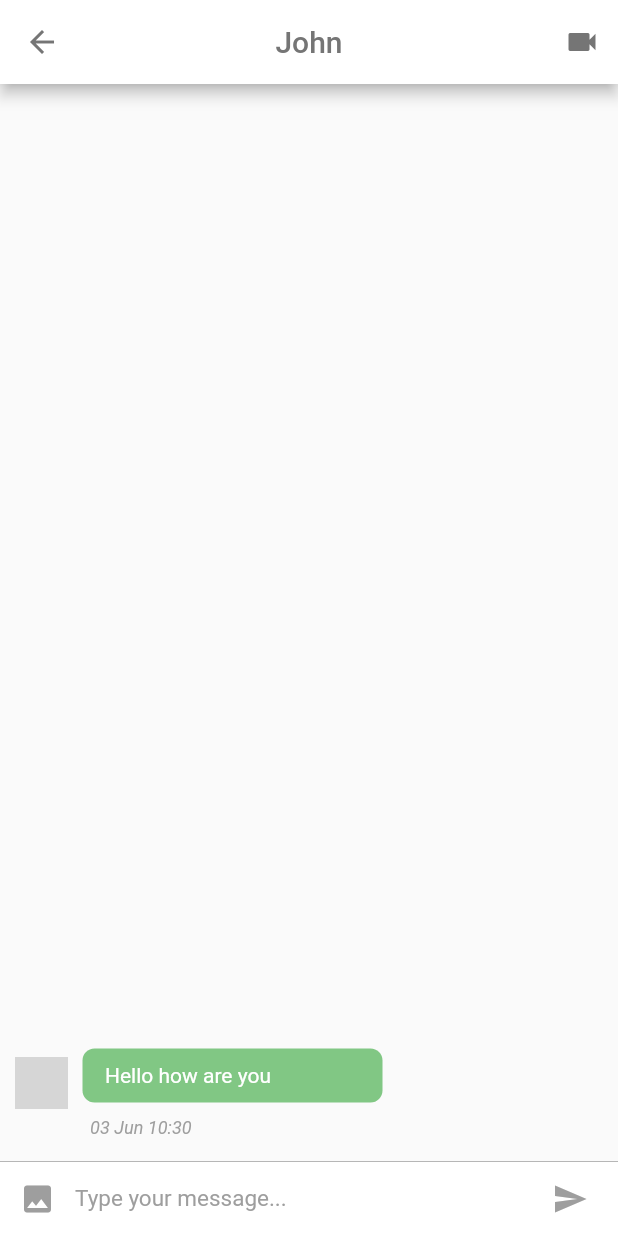
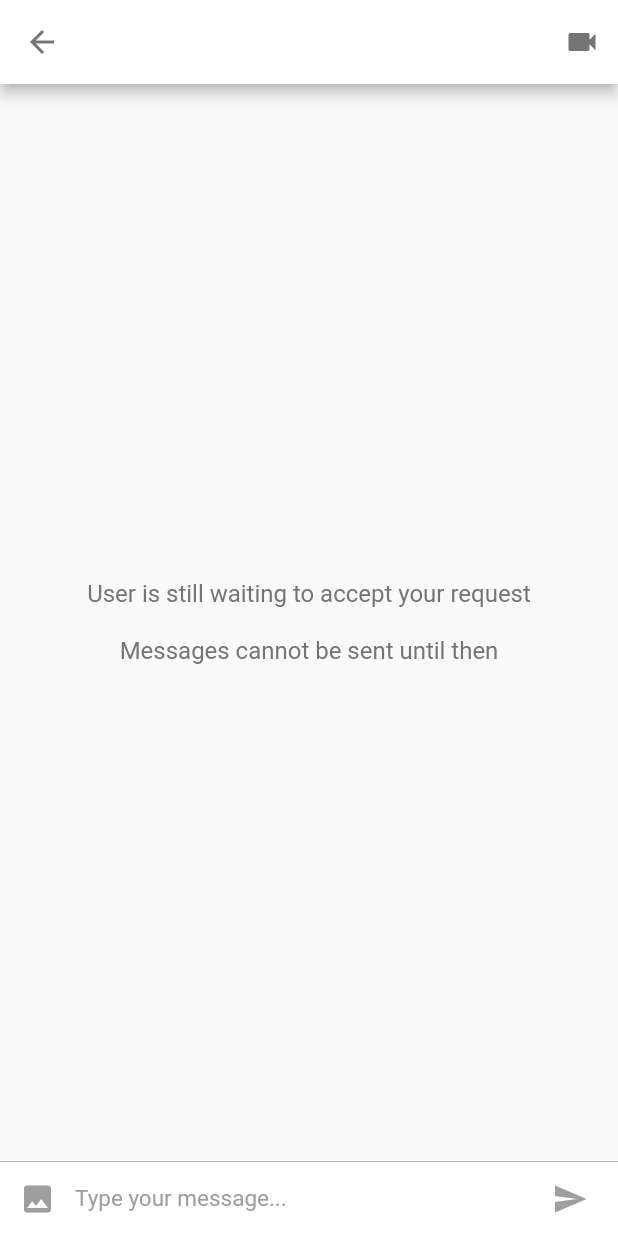
Before and after one commit to caelan-a/chatapp, a Flutter app: the CallScreen screen opened directly with empty values, after a tap on the "videocam" icon, after a tap on the "message" icon, on a phone screen of 412 x 824 dp. Run offline on Flutter 3.47's test engine with Material 2 defaults, Android fonts, the phone set to English and light mode, and no system bars; drawn by our look-alikes of cached_network_image; our stand-ins replace shared_preferences; missing offline and left inert: flutter_webrtc; accounts and stored records are empty; grey boxes are pictures that could not be loaded.

Commit message:
ui looking good

```diff
--- a/lib/chat/window_chat.dart
+++ b/lib/chat/window_chat.dart
@@ -3,6 +3,7 @@ import 'package:flutter/cupertino.dart';
 import 'message.dart';
 import '../contact.dart';
 import 'package:flutter/scheduler.dart';
+import '../user_data.dart';
 
 class ChatWindow extends StatefulWidget {
   TabController parentTabController;
@@ -14,14 +15,13 @@ class ChatWindow extends StatefulWidget {
   final Color localUserColor = Colors.blue[300];
   final Color remoteUserCOlor = Colors.green[300];
 
-  ChatWindow({@required this.groupChatId, @required this.parentTabController}) {
-    localUser = Contact(username: "Caelan", avatarURL: "", lastContacted: DateTime.now());
-    peer = Contact(
-        username: "John",
-        avatarURL:
-            "https://media.licdn.com/dms/image/C5603AQEPfzcv_X-kcw/profile-displayphoto-shrink_200_200/0?e=1564012800&v=beta&t=cxHyt4d9MIFI8y2SML3cdkjdplS5Ig8AuwI7MsP5qD0",
-        lastContacted: DateTime.now());
-  }
+  ChatWindow(
+      {@required this.groupChatId,
+      @required this.parentTabController,
+      @required this.peer,
+      @required userData}) {
+        this.localUser = Contact(username: userData.username, visibleName: userData.visibleName);
+      }
 
   @override
   State createState() => _ChatWindowState();
@@ -117,7 +117,7 @@ class _ChatWindowState extends State<ChatWindow> with TickerProviderStateMixin {
           },
         ),
         title: Text(
-          widget.peer.username,
+          widget.peer.visibleName,
           style: TextStyle(color: Colors.grey[600]),
         ),
         actions: <Widget>[
@@ -125,7 +125,7 @@ class _ChatWindowState extends State<ChatWindow> with TickerProviderStateMixin {
             icon: Icon(Icons.videocam),
             color: Colors.grey[600],
             onPressed: () {
-                widget.parentTabController.animateTo(VIDEO_WINDOW_TAB_INDEX);
+              widget.parentTabController.animateTo(VIDEO_WINDOW_TAB_INDEX);
             },
           ),
         ],
@@ -160,7 +160,8 @@ class _ChatWindowState extends State<ChatWindow> with TickerProviderStateMixin {
           ? Container(
               child: Center(
                 child: CircularProgressIndicator(
-                    valueColor: AlwaysStoppedAnimation<Color>(Theme.of(context).primaryColor)),
+                    valueColor: AlwaysStoppedAnimation<Color>(
+                        Theme.of(context).primaryColor)),
               ),
               color: Colors.white.withOpacity(0.8),
             )
@@ -194,6 +195,7 @@ class _ChatWindowState extends State<ChatWindow> with TickerProviderStateMixin {
                 onChanged: (s) {
                   setState(() {});
                 },
+                enabled: widget.peer.accepted,
                 style: TextStyle(color: Colors.grey[800], fontSize: 15.0),
                 controller: textEditingController,
                 decoration: InputDecoration.collapsed(
@@ -237,7 +239,7 @@ class _ChatWindowState extends State<ChatWindow> with TickerProviderStateMixin {
               child: CircularProgressIndicator(
                   valueColor: AlwaysStoppedAnimation<Color>(
                       Theme.of(context).primaryColor)))
-          : ListView.builder(
+          : widget.peer.accepted ? ListView.builder(
               padding: EdgeInsets.all(10.0),
               controller: listScrollController,
               itemCount: messageList.length,
@@ -265,7 +267,14 @@ class _ChatWindowState extends State<ChatWindow> with TickerProviderStateMixin {
                       isUsersLastMessage(fromContact.username, index),
                 );
               },
-            ),
+            ) : Container(
+              alignment: AlignmentDirectional.center,
+                  padding: EdgeInsets.all(50.0),
+                  child: Text(
+                    "User is still waiting to accept your request\n\nMessages cannot be sent until then",
+                    textAlign: TextAlign.center,
+                    style: TextStyle(fontSize: 16.0, color: Colors.grey[600]),
+                  )),
     );
   }
 }
--- a/lib/screen_call.dart
+++ b/lib/screen_call.dart
@@ -5,12 +5,14 @@ import 'contact.dart';
 import 'pulsating_market.dart';
 import 'chat/window_chat.dart';
 import 'window_video.dart';
+import 'user_data.dart';
 
 class CallScreen extends StatefulWidget {
   final Contact contact;
+  UserData userData;
   int initialTab;
 
-  CallScreen({Key key, @required this.contact, this.initialTab = 0}) : super(key: key);
+  CallScreen({Key key, @required this.contact, @required this.userData, this.initialTab = 0}) : super(key: key);
 
   @override
   _CallScreenState createState() => _CallScreenState();
@@ -63,6 +65,8 @@ class _CallScreenState extends State<CallScreen>
             ChatWindow(
               parentTabController: tabController,
               groupChatId: "test",
+              peer: widget.contact,
+              userData: widget.userData,
             ),
             VideoWindow(
               contact: widget.contact,
--- a/lib/screen_contact_search.dart
+++ b/lib/screen_contact_search.dart
@@ -138,9 +138,7 @@ class _ContactSearchScreenState extends State<ContactSearchScreen> {
             ],
           ),
           trailing: IconButton(
-            onPressed: () {
-              sendFriendRequest(contact);
-            },
+            onPressed: () => !requestSent ? sendFriendRequest(contact) : null,
             icon: requestSent
                 ? Icon(
                     Icons.check,
--- a/lib/screen_contacts.dart
+++ b/lib/screen_contacts.dart
@@ -22,6 +22,7 @@ class _ContactsScreenState extends State<ContactsScreen> {
     Navigator.of(context, rootNavigator: true).push(MaterialPageRoute(
         builder: (context) => CallScreen(
               contact: contact,
+              userData: widget.userData,
               initialTab: 1,
             )));
   }
@@ -29,7 +30,7 @@ class _ContactsScreenState extends State<ContactsScreen> {
   void messageContact(Contact contact) {
     print("Call contact");
     Navigator.of(context, rootNavigator: true).push(
-        MaterialPageRoute(builder: (context) => CallScreen(contact: contact)));
+        MaterialPageRoute(builder: (context) => CallScreen(contact: contact, userData: widget.userData,)));
   }
 
   static void showLogOutWarning(BuildContext context) {
@@ -126,7 +127,6 @@ class _ContactsScreenState extends State<ContactsScreen> {
     return Container(
       padding: EdgeInsets.fromLTRB(10.0, 0.0, 10.0, 0.0),
       child: ListTile(
-        enabled: false,
         onLongPress: () {
           showDeleteContactWarning(context, contact);
         },
@@ -207,7 +207,6 @@ class _ContactsScreenState extends State<ContactsScreen> {
             ),
           ],
         ),
-        onTap: () => onCall(),
       ),
     );
   }
--- a/lib/window_video.dart
+++ b/lib/window_video.dart
@@ -2,6 +2,7 @@ import 'package:flutter/material.dart';
 import 'package:flutter/cupertino.dart';
 import 'pulsating_market.dart';
 import 'contact.dart';
+import 'package:flutter_webrtc/webrtc.dart';
 
 const textStyle = TextStyle(
     fontSize: 12.0,
@@ -31,8 +32,7 @@ class _VideoWindowState extends State<VideoWindow>
     Navigator.of(context).pop();
   }
 
-  @override
-  Widget build(BuildContext context) {
+  Widget _buildCallingScreen() {
     return Container(
       decoration: BoxDecoration(
           image: DecorationImage(
@@ -57,10 +57,17 @@ class _VideoWindowState extends State<VideoWindow>
                 ClipRRect(
                   clipBehavior: Clip.antiAliasWithSaveLayer,
                   borderRadius: BorderRadius.circular(150.0),
-                  child: Image.network(
+                  child: widget.contact.avatarURL != ""
+                      ? Image.asset(
                           widget.contact.avatarURL,
                           fit: BoxFit.cover,
-                    scale: 1.5,
+                          // height: 60.0,
+                          // width: 100.0,
+                        )
+                      : Icon(
+                          Icons.person,
+                          color: Colors.white,
+                          size: 100.0,
                         ),
                 ),
               ],
@@ -76,7 +83,7 @@ class _VideoWindowState extends State<VideoWindow>
           Positioned(
             top: MediaQuery.of(context).size.height / 1.45,
             child: Text(
-              widget.contact.username,
+              widget.contact.visibleName,
               style: textStyle.copyWith(fontSize: 32.0),
             ),
           ),
@@ -119,4 +126,9 @@ class _VideoWindowState extends State<VideoWindow>
       ),
     );
   }
+
+  @override
+  Widget build(BuildContext context) {
+    return _buildCallingScreen();
   }
+}
```
Lines whose indentation alone changed are shown as unchanged.
